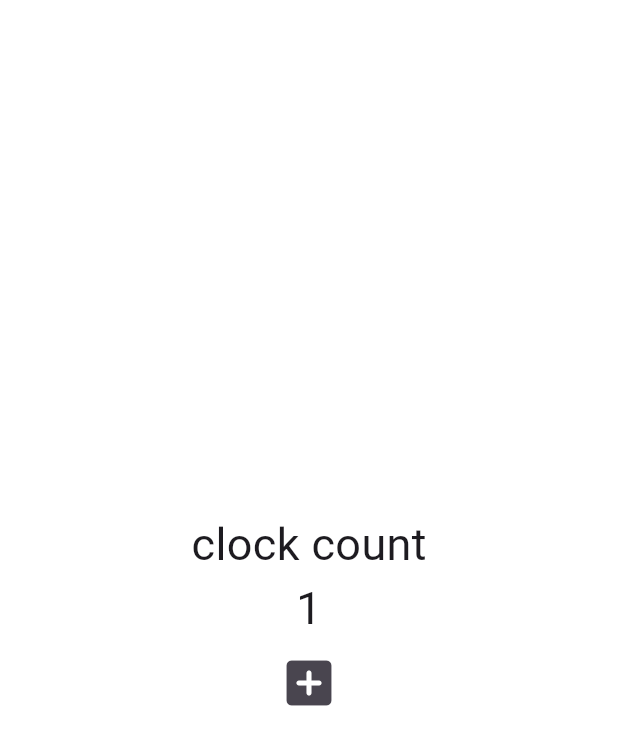
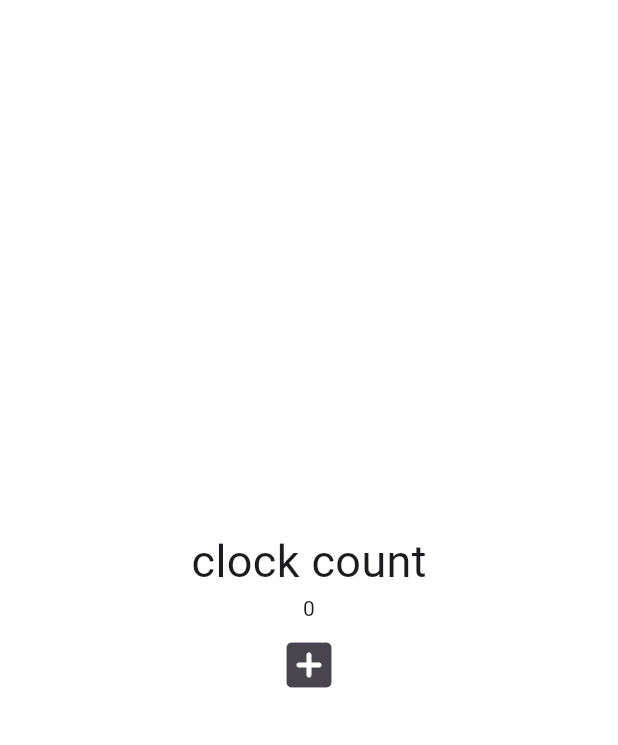
Before and after one commit to qpaseo/test, a Flutter app: the screen it shows after launch, after a tap on the "add box" icon, on a phone screen of 412 x 824 dp. Shown: the top 745 px of the screen. Run offline on Flutter 3.47's test engine with Material 3 defaults, Android fonts, the phone set to English and light mode, and no system bars.

Commit message:
update :: 챕터4 recap

```diff
--- a/toonflix/lib/main.dart
+++ b/toonflix/lib/main.dart
@@ -19,19 +19,17 @@ void main() {
 
 class App extends StatefulWidget {
   const App({super.key});
-
   @override
   State<App> createState() => _AppState();
 }
 
 class _AppState extends State<App> {
-  int counter = 0;
+  List<int> numbers = [];
 
   @override
   void onClicked() {
-    //변경된 데이터 적용(StatefulWidget, build다시 실행)
     setState(() {
-      counter += 1;
+      numbers.add(numbers.length);
     });
   }
 
@@ -48,10 +46,7 @@ class _AppState extends State<App> {
                 "clock count",
                 style: TextStyle(fontSize: 30),
               ),
-              Text(
-                counter.toString(),
-                style: TextStyle(fontSize: 30),
-              ), // 정수를 문자열로 변환하여 사용
+              for (var n in numbers) Text('$n'),
               IconButton(
                 iconSize: 40,
                 onPressed: onClicked,
--- a/toonflix/lib/widgets/currency_card.dart
+++ b/toonflix/lib/widgets/currency_card.dart
@@ -1,5 +1,3 @@
-import 'dart:ffi';
-
 import 'package:flutter/material.dart';
 
 class CurrencyCard extends StatelessWidget {
```
